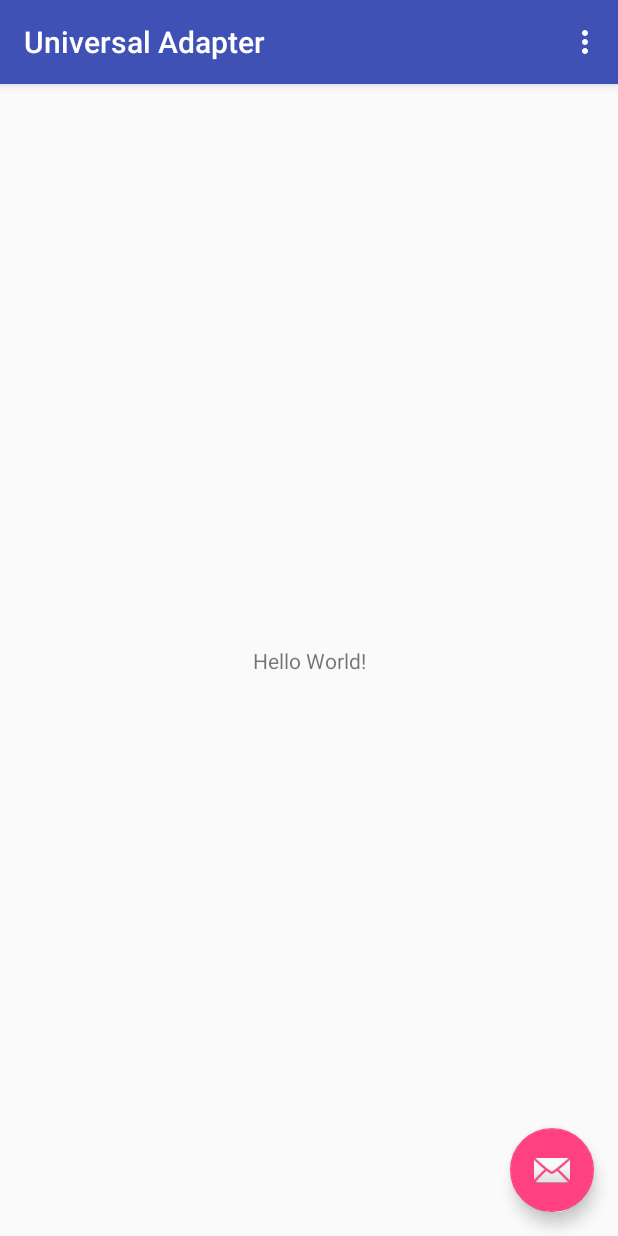
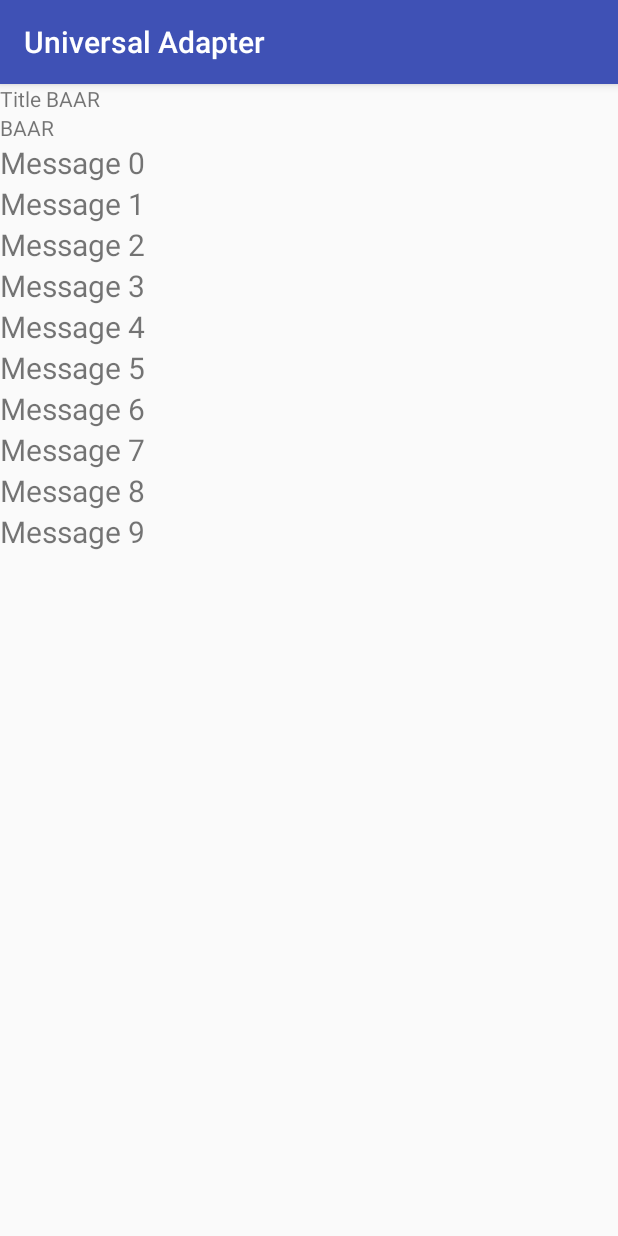
Before and after one commit to radityagumay/universal-adapter, an Android app: the screen it shows after launch (MainActivity), on a phone screen of 412 x 824 dp. Run offline under Robolectric (Android 15) with nearby library versions, the phone set to English and light mode, and no system bars.

Commit message:
Implements Universal Adapter

```diff
--- a/app/build.gradle
+++ b/app/build.gradle
@@ -22,10 +22,14 @@ android {
 
 dependencies {
     implementation fileTree(dir: 'libs', include: ['*.jar'])
-    implementation"org.jetbrains.kotlin:kotlin-stdlib-jre7:$kotlin_version"
+
+    implementation project(":universal-adapter")
+
+    implementation "org.jetbrains.kotlin:kotlin-stdlib-jre7:$kotlin_version"
     implementation 'com.android.support:appcompat-v7:26.1.0'
     implementation 'com.android.support.constraint:constraint-layout:1.0.2'
     implementation 'com.android.support:design:26.1.0'
+
     testImplementation 'junit:junit:4.12'
     androidTestImplementation 'com.android.support.test:runner:1.0.1'
     androidTestImplementation 'com.android.support.test.espresso:espresso-core:3.0.1'
--- a/app/src/main/java/com/radityalabs/universaladapter/MainActivity.kt
+++ b/app/src/main/java/com/radityalabs/universaladapter/MainActivity.kt
@@ -1,39 +1,89 @@
 package com.radityalabs.universaladapter
 
 import android.os.Bundle
-import android.support.design.widget.Snackbar
 import android.support.v7.app.AppCompatActivity
-import android.view.Menu
-import android.view.MenuItem
-
+import android.support.v7.widget.LinearLayoutManager
+import android.support.v7.widget.RecyclerView
+import android.view.LayoutInflater
+import android.view.View
+import android.view.ViewGroup
 import kotlinx.android.synthetic.main.activity_main.*
+import kotlinx.android.synthetic.main.activity_main_bar_item.view.*
+import kotlinx.android.synthetic.main.activity_main_item.view.*
+import kotlinx.android.synthetic.main.content_main.*
 
 class MainActivity : AppCompatActivity() {
+
+    private lateinit var adapter: UniversalAdapter<Foo, RecyclerView.ViewHolder>
 
     override fun onCreate(savedInstanceState: Bundle?) {
         super.onCreate(savedInstanceState)
         setContentView(R.layout.activity_main)
         setSupportActionBar(toolbar)
+    }
 
-        fab.setOnClickListener { view ->
-            Snackbar.make(view, "Replace with your own action", Snackbar.LENGTH_LONG)
-                    .setAction("Action", null).show()
+    override fun onPostCreate(savedInstanceState: Bundle?) {
+        super.onPostCreate(savedInstanceState)
+        initView()
+        initData()
+    }
+
+    private fun initView() {
+        adapter = UniversalAdapter({ parent, viewType ->
+            if (viewType == 1) { FooViewHolder.inflate(parent) } else { BarViewHolder.inflate(parent) }
+        }, { vh, _, item ->
+            if (item.type == 1) { (vh as FooViewHolder).bind(item) } else { (vh as BarViewHolder).bind(item) }
+        }, { position ->
+            if (adapter.items[position].type == 1) { 1 } else { 2 }
+        })
+
+        with(recycle) {
+            adapter = this@MainActivity.adapter
+            layoutManager = LinearLayoutManager(this@MainActivity, LinearLayoutManager.VERTICAL, false)
         }
     }
 
-    override fun onCreateOptionsMenu(menu: Menu): Boolean {
-        // Inflate the menu; this adds items to the action bar if it is present.
-        menuInflater.inflate(R.menu.menu_main, menu)
-        return true
+    private fun initData() {
+        adapter.addAll(datas())
     }
 
-    override fun onOptionsItemSelected(item: MenuItem): Boolean {
-        // Handle action bar item clicks here. The action bar will
-        // automatically handle clicks on the Home/Up button, so long
-        // as you specify a parent activity in AndroidManifest.xml.
-        return when (item.itemId) {
-            R.id.action_settings -> true
-            else -> super.onOptionsItemSelected(item)
-        }
+    private fun datas(): List<Foo> {
+        val items = mutableListOf<Foo>()
+        items.add(Foo("Title BAAR", "BAAR", 1))
+        return (0 until 10).mapTo(items) { Foo("Title $it", "Message $it", 2) }
     }
 }
+
+class FooViewHolder(view: View) : RecyclerView.ViewHolder(view) {
+    companion object {
+        fun inflate(parent: ViewGroup?) =
+                FooViewHolder(LayoutInflater.from(parent?.context)
+                        .inflate(R.layout.activity_main_item, parent, false))
+    }
+
+    private val title = view.title
+    private val message = view.message
+
+    fun bind(item: Foo) {
+        title.text = item.title
+        message.text = item.message
+    }
+}
+
+class BarViewHolder(view: View) : RecyclerView.ViewHolder(view) {
+    companion object {
+        fun inflate(parent: ViewGroup?) =
+                BarViewHolder(LayoutInflater.from(parent?.context)
+                        .inflate(R.layout.activity_main_bar_item, parent, false))
+    }
+
+    private val message = view.barbar
+
+    fun bind(item: Foo) {
+        message.text = item.message
+    }
+}
+
+data class Foo(val title: String,
+               val message: String,
+               val type: Int)
--- a/app/src/main/res/layout/activity_main.xml
+++ b/app/src/main/res/layout/activity_main.xml
@@ -22,12 +22,4 @@
 
     <include layout="@layout/content_main" />
 
-    <android.support.design.widget.FloatingActionButton
-        android:id="@+id/fab"
-        android:layout_width="wrap_content"
-        android:layout_height="wrap_content"
-        android:layout_gravity="bottom|end"
-        android:layout_margin="@dimen/fab_margin"
-        app:srcCompat="@android:drawable/ic_dialog_email" />
-
 </android.support.design.widget.CoordinatorLayout>
--- /dev/null
+++ b/app/src/main/res/layout/activity_main_bar_item.xml
@@ -0,0 +1,13 @@
+<?xml version="1.0" encoding="utf-8"?>
+<LinearLayout xmlns:android="http://schemas.android.com/apk/res/android"
+    android:layout_width="match_parent"
+    android:layout_height="wrap_content"
+    android:orientation="vertical">
+
+    <TextView
+        android:id="@+id/barbar"
+        android:layout_width="match_parent"
+        android:layout_height="wrap_content"
+        android:textSize="20sp" />
+
+</LinearLayout>
--- /dev/null
+++ b/app/src/main/res/layout/activity_main_item.xml
@@ -0,0 +1,17 @@
+<?xml version="1.0" encoding="utf-8"?>
+<LinearLayout xmlns:android="http://schemas.android.com/apk/res/android"
+    android:layout_width="match_parent"
+    android:layout_height="wrap_content"
+    android:orientation="vertical">
+
+    <TextView
+        android:id="@+id/title"
+        android:layout_width="match_parent"
+        android:layout_height="wrap_content" />
+
+    <TextView
+        android:id="@+id/message"
+        android:layout_width="match_parent"
+        android:layout_height="wrap_content" />
+
+</LinearLayout>
--- a/app/src/main/res/layout/content_main.xml
+++ b/app/src/main/res/layout/content_main.xml
@@ -8,13 +8,8 @@
     tools:context="com.radityalabs.universaladapter.MainActivity"
     tools:showIn="@layout/activity_main">
 
-    <TextView
-        android:layout_width="wrap_content"
-        android:layout_height="wrap_content"
-        android:text="Hello World!"
-        app:layout_constraintBottom_toBottomOf="parent"
-        app:layout_constraintLeft_toLeftOf="parent"
-        app:layout_constraintRight_toRightOf="parent"
-        app:layout_constraintTop_toTopOf="parent" />
-
+    <android.support.v7.widget.RecyclerView
+        android:id="@+id/recycle"
+        android:layout_width="match_parent"
+        android:layout_height="match_parent" />
 </android.support.constraint.ConstraintLayout>
--- a/universal-adapter/src/main/java/com/radityalabs/universaladapter/UniversalAdapter.kt
+++ b/universal-adapter/src/main/java/com/radityalabs/universaladapter/UniversalAdapter.kt
@@ -17,24 +17,31 @@ interface Universal<in T> {
     fun safeRemove(item : T?)
 }
 
-class UniversalAdapter<T : Any, VH : RecyclerView.ViewHolder>(
+class UniversalAdapter<T, VH : RecyclerView.ViewHolder>(
         private val onCreateViewHolder: (ViewGroup?, Int) -> VH,
         private val onBindViewHolder: (VH, Int, T) -> Unit,
-        private val onViewType: ((viewType: Int) -> Int)? = null) : RecyclerView.Adapter<VH>(),
+        private val onViewType: ((Int) -> Int)? = null) : RecyclerView.Adapter<VH>(),
         Universal<T> {
 
     var items = mutableListOf<T>()
         private set
 
-    override fun onBindViewHolder(holder: VH, position: Int) {
-        onBindViewHolder(holder, position, items[position])
-    }
+    var onGetItemViewType: ((position: Int) -> Int)? = null
 
     override fun onCreateViewHolder(parent: ViewGroup?, viewType: Int): VH =
             onCreateViewHolder.invoke(parent, viewType)
 
+    override fun onBindViewHolder(holder: VH, position: Int) {
+        onBindViewHolder.invoke(holder, position, items[position])
+    }
+
     override fun getItemViewType(position: Int): Int {
-        return onViewType?.invoke(position) ?: super.getItemViewType(position)
+        return if (onViewType != null) {
+            onViewType.invoke(position)
+        } else {
+            val onGetItemViewType = onGetItemViewType
+            onGetItemViewType?.invoke(position) ?: super.getItemViewType(position)
+        }
     }
 
     override fun getItemCount() = items.size
```
